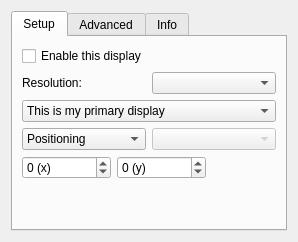
Qt form lxqt-config-monitor/monitorwidget.ui (lxqt/lxqt-config) before a commit.
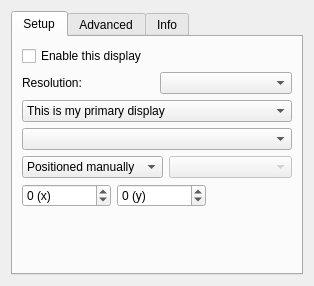
The same form after that commit.

Commit message: lxqt-config-monitor: Use a separate combobox for clones

What changed in the file:
```diff
--- a/lxqt-config-monitor/monitorwidget.ui
+++ b/lxqt-config-monitor/monitorwidget.ui
@@ -6,8 +6,8 @@
    <rect>
     <x>0</x>
     <y>0</y>
-    <width>298</width>
-    <height>242</height>
+    <width>314</width>
+    <height>286</height>
    </rect>
   </property>
   <property name="windowTitle">
@@ -24,7 +24,7 @@
        <string>Setup</string>
       </attribute>
       <layout class="QGridLayout" name="gridLayout">
-       <item row="8" column="0" colspan="2">
+       <item row="9" column="0" colspan="2">
         <layout class="QHBoxLayout" name="xyPosLayout">
          <item>
           <widget class="QSpinBox" name="xPosSpinBox">
@@ -113,13 +113,13 @@
          </item>
         </widget>
        </item>
-       <item row="3" column="0" colspan="2">
+       <item row="4" column="0" colspan="2">
         <layout class="QHBoxLayout" name="horizontalLayout_2">
          <item>
           <widget class="QComboBox" name="positioningCombo">
            <item>
             <property name="text">
-             <string>Positioning</string>
+             <string>Positioned manually</string>
             </property>
            </item>
            <item>
@@ -158,7 +158,7 @@
          </item>
         </layout>
        </item>
-       <item row="9" column="0" colspan="2">
+       <item row="10" column="0" colspan="2">
         <spacer name="verticalSpacer">
          <property name="orientation">
           <enum>Qt::Vertical</enum>
@@ -171,6 +171,9 @@
          </property>
         </spacer>
        </item>
+       <item row="3" column="0" colspan="2">
+        <widget class="QComboBox" name="clonesCombo"/>
+       </item>
       </layout>
      </widget>
      <widget class="QWidget" name="tabAdvanced">
```
Left out of the diff: 9 changed lines with no effect on the pictures. The commit also changes 1 other file.
